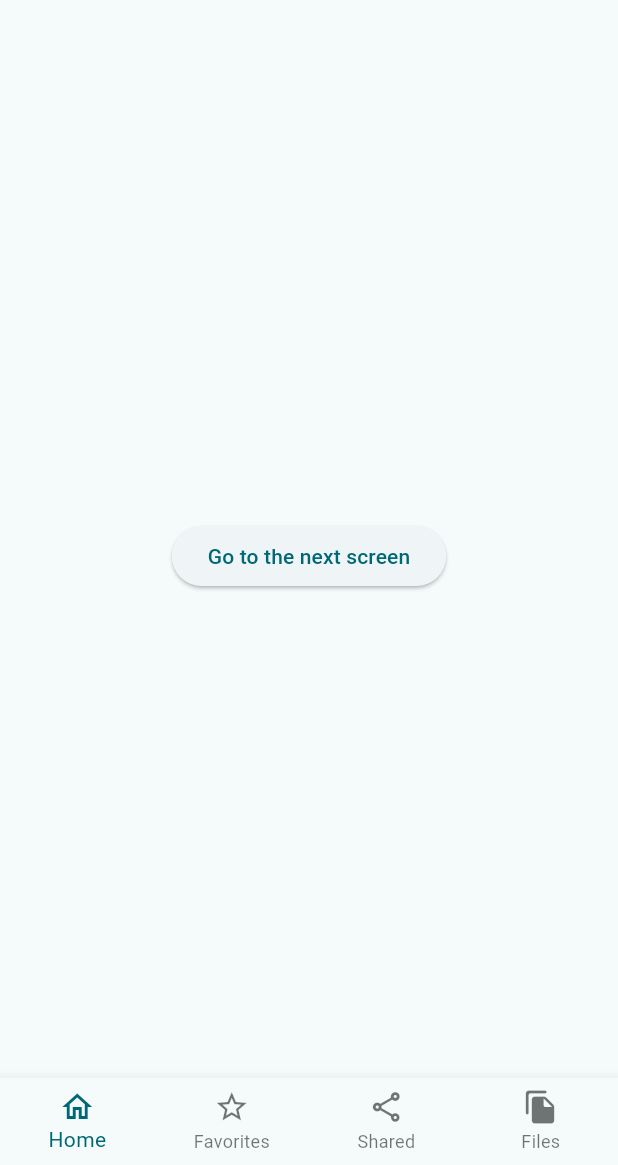
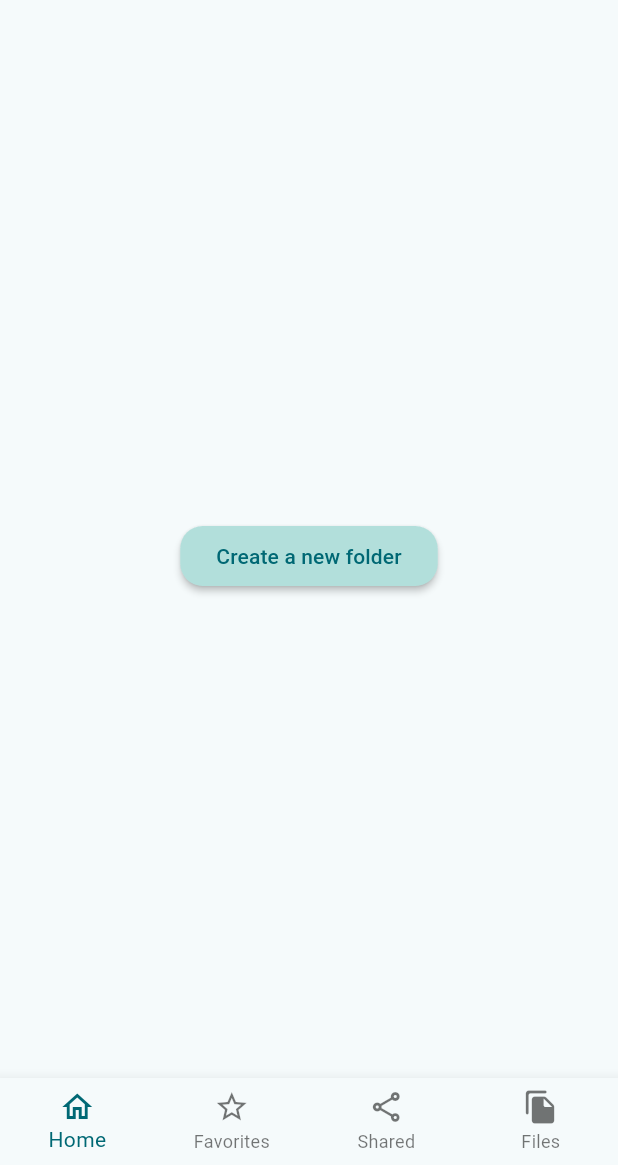
Before and after one commit to Guidotss/drive-mobile, a Flutter app: the screen it shows after launch, on a phone screen of 412 x 824 dp, the part 71-1236 px from its top. Run offline on Flutter 3.47's test engine with Material 3 defaults, Android fonts, the phone set to English and light mode, and no system bars; our stand-ins replace flutter_riverpod, go_router; Roboto replaces fonts that are missing (Nunito Sans).

```diff
--- a/lib/presentation/screens/home_screen.dart
+++ b/lib/presentation/screens/home_screen.dart
@@ -20,15 +20,10 @@ class HomeScreen extends ConsumerWidget {
             child: CustomAppBar(),
           ),
         ),
+        body: HomeScreenBody(),
         drawer: const CustomDrawer(),
-        body: Center(
-          child: ElevatedButton(
-            onPressed: () {
-              // Navigate to the next screen
-            },
-            child: const Text("Go to the next screen"),
-          ),
-        ),
-        bottomNavigationBar: const CustomBottomNavigation());
+        bottomNavigationBar: const CustomBottomNavigation()
+
+      );
   }
 }
--- /dev/null
+++ b/lib/presentation/widgets/home/home.dart
@@ -0,0 +1,2 @@
+export "./open_modal_button.dart";
+export "./file_list.dart";
--- /dev/null
+++ b/lib/presentation/widgets/home/home_screen_body.dart
@@ -0,0 +1,14 @@
+import 'package:expenses_manager/presentation/widgets/home/home.dart';
+import 'package:flutter/material.dart';
+
+class HomeScreenBody extends StatelessWidget {
+  HomeScreenBody({super.key});
+  final List<dynamic> files = [];
+
+  @override
+  Widget build(BuildContext context) {
+    return Container(
+      child: files.isEmpty ? const OpenModalButton() : const FilesList(),
+    );
+  }
+}
--- /dev/null
+++ b/lib/presentation/widgets/home/open_modal_button.dart
@@ -0,0 +1,57 @@
+import 'package:flutter/material.dart';
+
+class OpenModalButton extends StatelessWidget {
+  const OpenModalButton({super.key});
+
+  @override
+  Widget build(BuildContext context) {
+    return Center(
+        child: ElevatedButton(
+      onPressed: () {
+        showDialog(
+          context: context,
+          builder: (BuildContext context) {
+            return AlertDialog(
+              title: const Text("Create a new folder"),
+              content: const SizedBox(
+                height: 100,
+                width: 500,
+                child: Column(
+                  children: <Widget>[
+                    TextField(
+                      decoration: InputDecoration(
+                        labelText: "Folder name",
+                      ),
+                    ),
+                  ],
+                ),
+              ),
+              actions: <Widget>[
+                TextButton(
+                  onPressed: () {
+                    Navigator.of(context).pop();
+                  },
+                  child: const Text("Cancel"),
+                ),
+                TextButton(
+                  onPressed: () {
+                    Navigator.of(context).pop();
+                  },
+                  child: const Text("Create"),
+                ),
+              ],
+            );
+          },
+        );
+      },
+      style: ElevatedButton.styleFrom(
+        backgroundColor: Colors.teal[100],
+        elevation: 2,
+        shape: RoundedRectangleBorder(
+          borderRadius: BorderRadius.circular(15),
+        ),
+      ),
+      child: const Text("Create a new folder"),
+    ));
+  }
+}
--- a/lib/presentation/widgets/widgets.dart
+++ b/lib/presentation/widgets/widgets.dart
@@ -1,3 +1,4 @@
 export 'shared/custom_bottom_navigation.dart';
 export 'shared/custom_app_bar.dart';
 export 'shared/custom_drawer.dart';
+export "home/home_screen_body.dart";
```
Also changed, not shown: lib/presentation/widgets/home/file_list.dart (added, +24 -0 lines).
